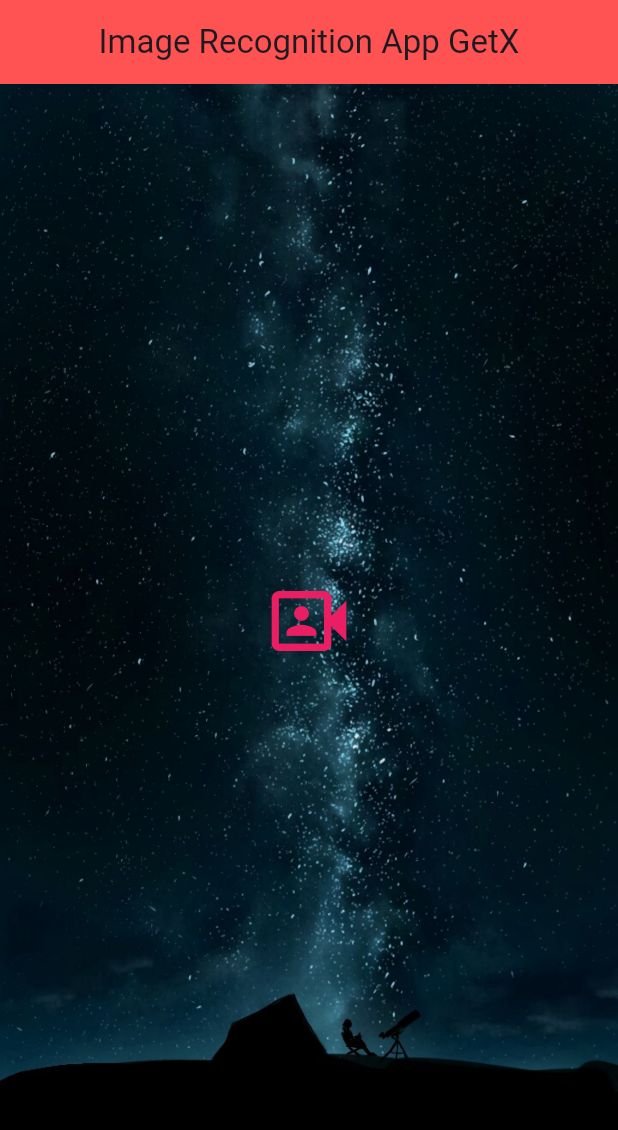
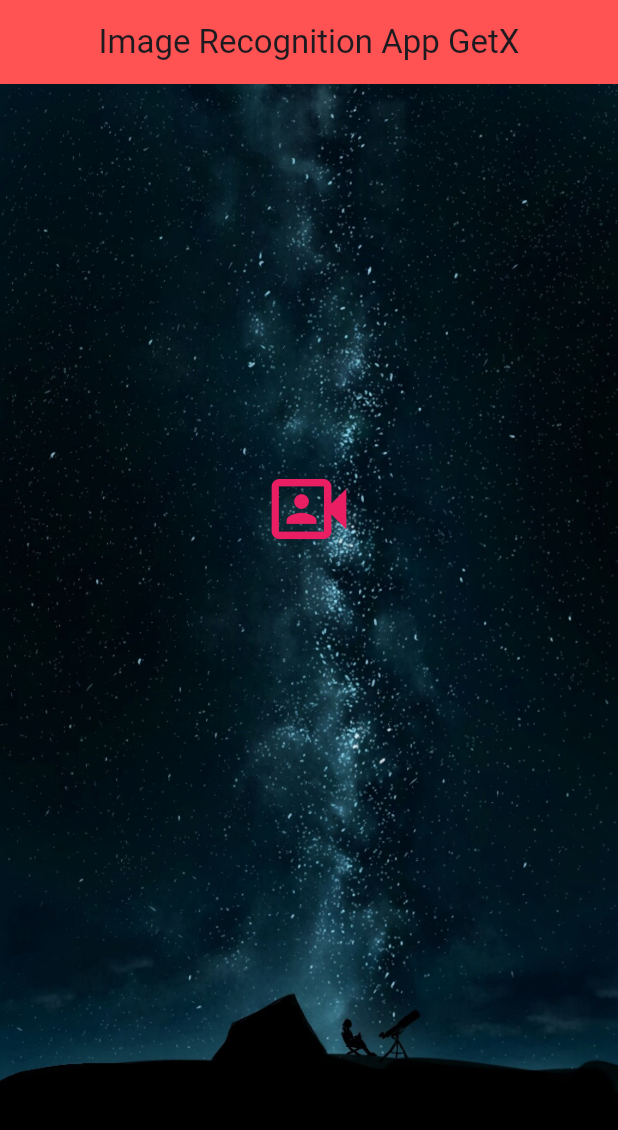
Before and after one commit to RauVR/image_recognition, a Flutter app: the screen it shows after launch, on a phone screen of 412 x 824 dp. Shown: the top 1130 px of the screen. Run offline on Flutter 3.47's test engine with Material 3 defaults, Android fonts, the light colour scheme and no system bars; our stand-ins replace camera, get; missing offline and left inert: tflite.

Commit message:
feat: project implemented

```diff
--- a/lib/home.dart
+++ b/lib/home.dart
@@ -42,8 +42,8 @@ class _HomeState extends State<Home> {
 
   loadModel()async{
     await Tflite.loadModel(
-      model: 'mobilenet_v1_1.0_224.tflite',
-      labels: 'mobilenet_v1_1.0_224.txt',
+      model: 'assets/mobilenet_v1_1.0_224.tflite',
+      labels: 'assets/mobilenet_v1_1.0_224.txt',
     );
   }
 
@@ -62,6 +62,7 @@ class _HomeState extends State<Home> {
 
   runModelOnStreamFrames() async
   {
+    if(imgCamera!=null){
       var recognitions = await Tflite.runModelOnFrame(
 
         bytesList: imgCamera!.planes.map((plane){
@@ -80,15 +81,16 @@ class _HomeState extends State<Home> {
       result='';
 
       //for (var response in recognitions!) {
-    for (var response in recognitions!) {
+      recognitions!.forEach((response) {
         result += response['label']+' '+(response['confidence'] as double).toStringAsFixed(2)+'\n\n';
-    }
+      });
 
       setState(() {
         result;
       });
 
       isWorking=false;
+    }
 
   }
 
@@ -127,7 +129,7 @@ class _HomeState extends State<Home> {
                         },
                         child: Container(
                           margin: const EdgeInsets.only(top: 65.0),
-                          height: 570,
+                          height: 420,
                           width: 360,
                           child: imgCamera==null?
                           const SizedBox(
```
Lines whose indentation alone changed are shown as unchanged.
